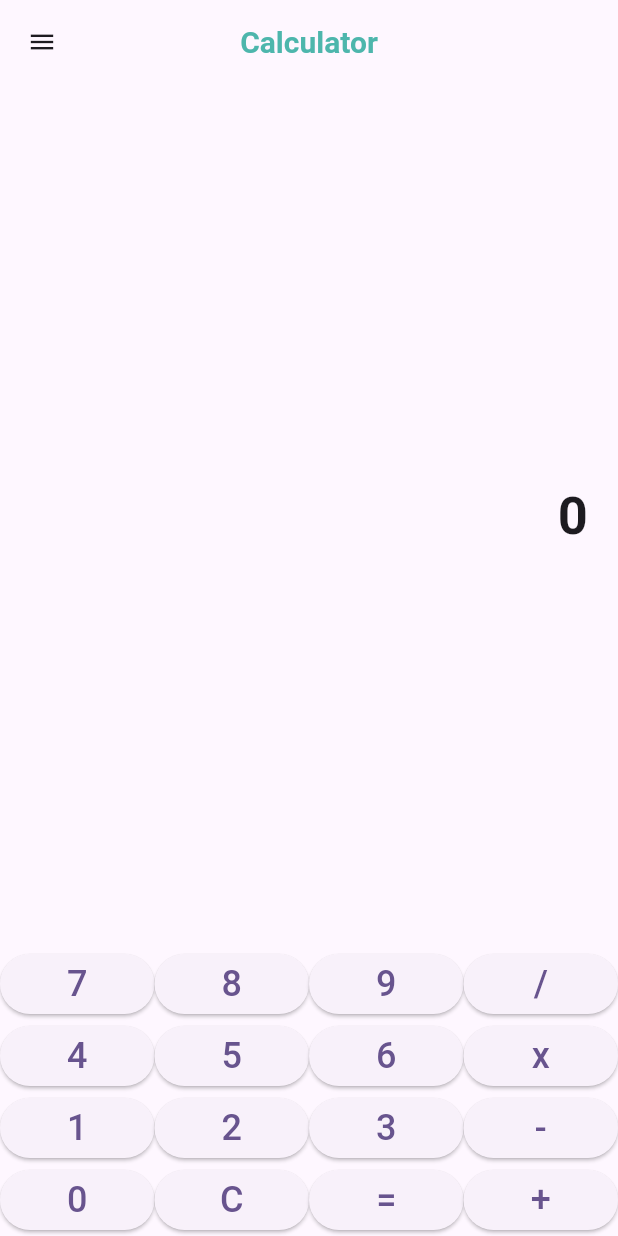
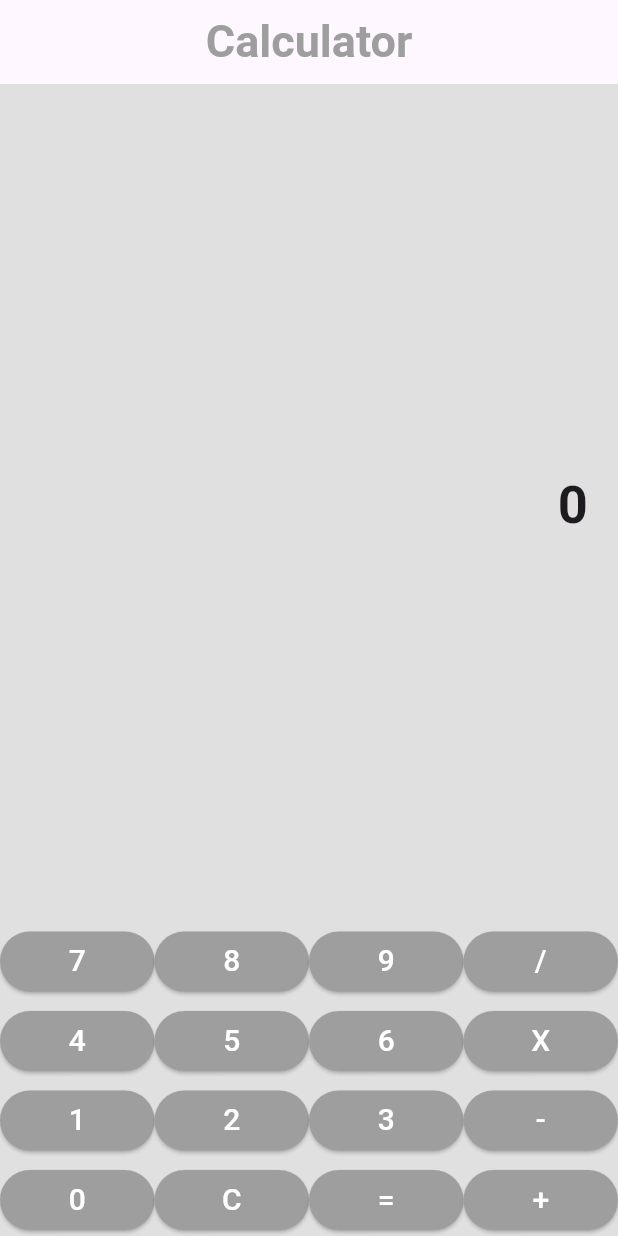
Before and after one commit to findmebyvinay/calculator_app, a Flutter app: the screen it shows after launch, on a phone screen of 412 x 824 dp. Run offline on Flutter 3.47's test engine with Material 3 defaults, Android fonts, the phone set to English and light mode, and no system bars.

Commit message:
simple calculator

```diff
--- a/lib/calculator_home_page.dart
+++ b/lib/calculator_home_page.dart
@@ -49,29 +49,38 @@ class _CalculatorHomePageState extends State<CalculatorHomePage> {
     else if(operator=='-'){
       outputs=num1-num2;
     }
+     else if(operator=='X'){
+        outputs=num1*num2;
+
+      }
     else if(operator=='/'){
       if(num2!=0){
          outputs=num1/num2;
       }
+
       else{
         output='error';
         return;
       }
+
     }
     output=outputs.toString();
-    num1=outputs;
-    num2=0;
-    operator='0';
+    //num1=outputs;
+    //num2=0;
+    //operator='0';
    }
 
 
   Widget _buildButton(String buttonText) {
     return Expanded(
       child: ElevatedButton(
+        style: ButtonStyle(
+          backgroundColor:WidgetStatePropertyAll(Colors.grey), ),
         onPressed: () => buttonPressed(buttonText),
         child: Text(
           buttonText,
-          style: TextStyle(fontSize: 24),
+          style: TextStyle(fontSize: 20,
+          color: Colors.white),
         ),
       ),
     );
@@ -81,16 +90,15 @@ class _CalculatorHomePageState extends State<CalculatorHomePage> {
     return Scaffold(
       appBar:AppBar(
         elevation: 0,
-        leading:IconButton(onPressed:(){},
-         icon:Icon(Icons.menu_sharp,size:20,)),
          title:Text('Calculator',
          style: TextStyle(
-        fontSize: 20,
+        fontSize: 30,
         fontWeight: FontWeight.bold,
-        color: Colors.teal[300]
+        color: Colors.grey
          ),),
          centerTitle: true,
       ),
+      backgroundColor: Colors.grey[300],
       body: Column(
         children: [
          Expanded(
@@ -113,14 +121,16 @@ class _CalculatorHomePageState extends State<CalculatorHomePage> {
               _buildButton('/'),
             ],
           ),
+          const SizedBox(height: 5,),
           Row(
             children: [
               _buildButton('4'),
               _buildButton('5'),
               _buildButton('6'),
-              _buildButton('x'),
+              _buildButton('X'),
             ],
           ),
+          const SizedBox(height: 5,),
           Row(
             children: [
               _buildButton('1'),
@@ -129,6 +139,7 @@ class _CalculatorHomePageState extends State<CalculatorHomePage> {
               _buildButton('-'),
             ],
           ),
+          const SizedBox(height: 5,),
           Row(
             children: [
               _buildButton('0'),
```
